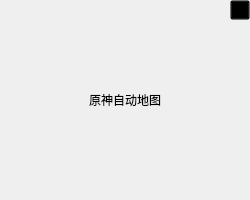
Before: the Qt Designer form GenshinImpact_AutoMap/GenshinImpact_AutoMap.ui in Chaos192/GenshinImpact_AutoMap, drawn with Qt 5.
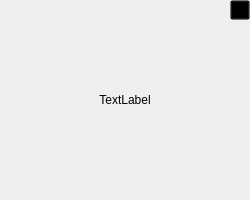
After: the same form once the commit is applied. Icons and pictures are not drawn.

Diff of the .ui file:
```diff
--- a/GenshinImpact_AutoMap/GenshinImpact_AutoMap.ui
+++ b/GenshinImpact_AutoMap/GenshinImpact_AutoMap.ui
@@ -43,7 +43,7 @@
      <enum>Qt::LeftToRight</enum>
     </property>
     <property name="text">
-     <string>原神自动地图</string>
+     <string>TextLabel</string>
     </property>
     <property name="alignment">
      <set>Qt::AlignCenter</set>
```
Left out of the diff: 7 changed lines with no effect on the pictures.
